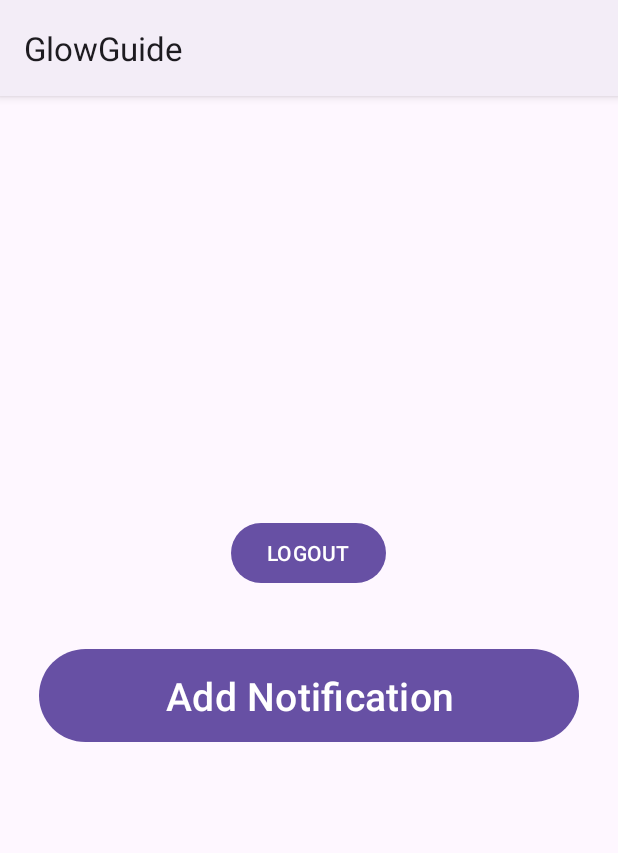
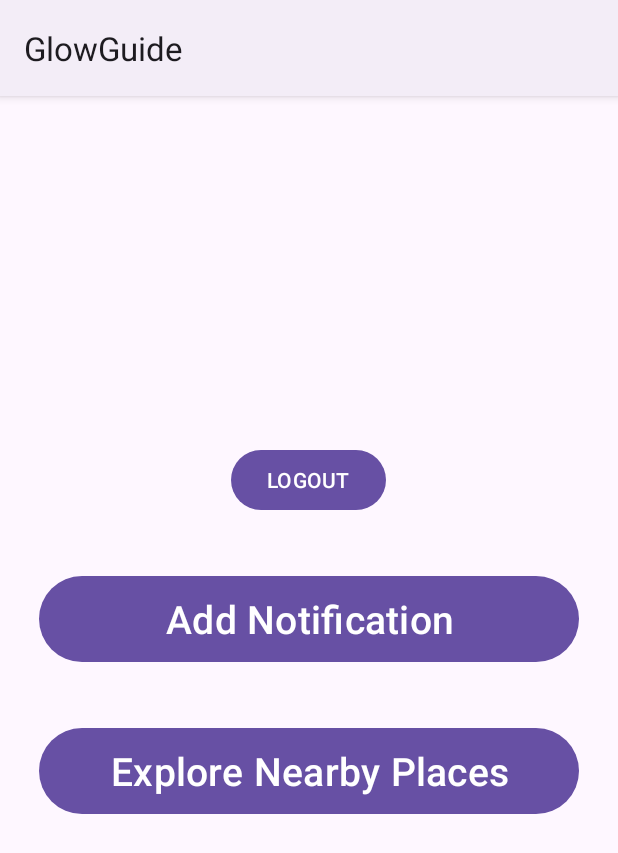
Before and after one commit to Tehilalev/GlowGuide, an Android app: the screen it shows after launch once a user with an empty profile is signed in (MainActivity), on a phone screen of 412 x 824 dp. Shown: the top 853 px of the screen. Run offline under Robolectric (Android 15) with nearby library versions, the phone set to English and light mode, and no system bars; our stand-ins replace Firebase (no records; nobody signed in at launch, a user with empty details on screens opened directly).

Commit message:
notification update

```diff
--- a/app/build.gradle
+++ b/app/build.gradle
@@ -44,6 +44,9 @@ dependencies {
     implementation libs.constraintlayout
     implementation libs.firebase.database
     implementation libs.firebase.auth
+    implementation(libs.osmdroid)
+    implementation(libs.playserviceslocation)
+    implementation(libs.okhttp3)
     testImplementation libs.junit
     androidTestImplementation libs.ext.junit
     androidTestImplementation libs.espresso.core
--- a/app/src/main/java/com/example/glowguide/MainActivity.java
+++ b/app/src/main/java/com/example/glowguide/MainActivity.java
@@ -11,11 +11,12 @@ import com.google.firebase.auth.FirebaseAuth;
 import com.google.firebase.auth.FirebaseUser;
 
 public class MainActivity extends AppCompatActivity {
-
     FirebaseAuth auth;
     Button button;
     TextView textView;
     FirebaseUser user;
+    Button exploreNearbyPlacesBtn;
+
     private ActivityMainBinding binding;
 
     @Override
@@ -28,7 +29,9 @@ public class MainActivity extends AppCompatActivity {
         auth = FirebaseAuth.getInstance();
         button = findViewById(R.id.logout);
         textView = findViewById(R.id.user_details);
+        exploreNearbyPlacesBtn = findViewById(R.id.exploreNearbyPlacesBtn);
         user = auth.getCurrentUser();
+
         if (user == null) {
             Intent intent = new Intent(getApplicationContext(), Login.class);
             startActivity(intent);
@@ -44,9 +47,17 @@ public class MainActivity extends AppCompatActivity {
             finish();
         });
 
+        exploreNearbyPlacesBtn.setOnClickListener(v -> {
+            Intent intent = new Intent(getApplicationContext(), ExploreNearbyPlacesActivity.class);
+            startActivity(intent);
+        });
+
         binding.addNotificationBtn.setOnClickListener(v -> {
             Intent intent = new Intent(getApplicationContext(), AlarmSettingsActivity.class);
             startActivity(intent);
         });
     }
+
+
+
 }
--- a/app/src/main/res/layout/activity_main.xml
+++ b/app/src/main/res/layout/activity_main.xml
@@ -4,9 +4,9 @@
     xmlns:tools="http://schemas.android.com/tools"
     android:id="@+id/main"
     android:layout_width="match_parent"
+    android:layout_height="match_parent"
+    android:gravity="center"
     android:orientation="vertical"
-    android:gravity="center"
-    android:layout_height="match_parent"
     tools:context=".MainActivity">
 
     <TextView
@@ -16,17 +16,28 @@
         android:text="@string/hello_world" />
 
     <Button
-        android:text="@string/logout"
         android:id="@+id/logout"
         android:layout_width="wrap_content"
-        android:layout_height="wrap_content" />
+        android:layout_height="wrap_content"
+        android:text="@string/logout" />
 
     <Button
         android:id="@+id/addNotificationBtn"
         android:layout_width="match_parent"
-        android:layout_height="70dp"
+        android:layout_height="65dp"
+        android:layout_marginHorizontal="26dp"
         android:layout_marginTop="36dp"
+        android:text="@string/add_notification"
+        android:textSize="26sp" />
+
+
+    <Button
+        android:id="@+id/exploreNearbyPlacesBtn"
+        android:layout_width="match_parent"
+        android:layout_height="65dp"
         android:layout_marginHorizontal="26dp"
-        android:text="@string/add_notification"
-        android:textSize="26sp"/>
+        android:layout_marginTop="36dp"
+        android:text="@string/explore_nearby_places"
+        android:textSize="26sp" />
+
 </LinearLayout>
--- a/app/src/main/res/values/strings.xml
+++ b/app/src/main/res/values/strings.xml
@@ -27,9 +27,7 @@
     <string name="set_alarm">Set Alarm</string>
     <string name="cancel_alarm">Cancel Alarm</string>
     <string name="add_notification">Add Notification</string>
-
-
-
+    <string name="explore_nearby_places">Explore Nearby Places</string>
 
 
 </resources>
```
Also changed, not shown: app/src/main/AndroidManifest.xml (+5 -2 lines), gradle/libs.versions.toml (+7 -0 lines), app/src/main/res/drawable/cosmetics.png (added).
